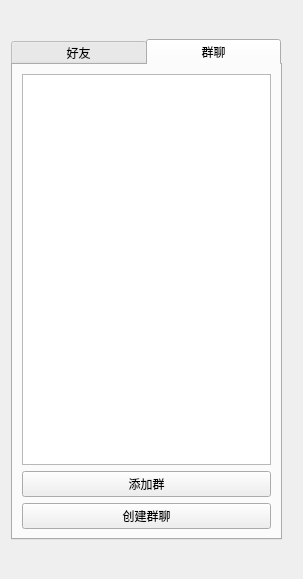
Old version of the form client/chatlist.ui in the repository wineee/simple-chat.
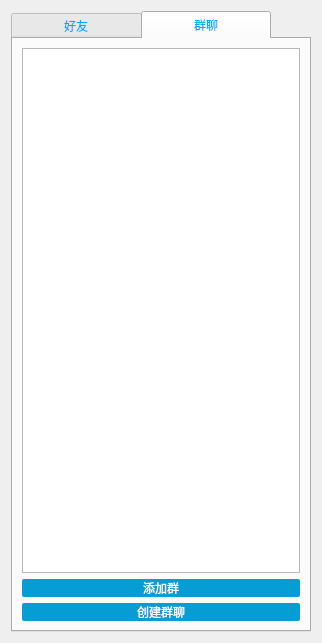
New version of the form. The open tabs and pages were chosen to show the change.

The edit to the form file:
```diff
--- a/client/chatlist.ui
+++ b/client/chatlist.ui
@@ -6,8 +6,8 @@
    <rect>
     <x>0</x>
     <y>0</y>
-    <width>303</width>
-    <height>579</height>
+    <width>300</width>
+    <height>643</height>
    </rect>
   </property>
   <property name="windowTitle">
@@ -16,27 +16,38 @@
   <property name="styleSheet">
    <string notr="true"/>
   </property>
-  <layout class="QVBoxLayout" name="verticalLayout_3">
+  <layout class="QHBoxLayout" name="horizontalLayout">
    <item>
     <widget class="QTabWidget" name="tabWidget">
      <property name="minimumSize">
       <size>
-       <width>271</width>
-       <height>501</height>
+       <width>300</width>
+       <height>500</height>
       </size>
      </property>
      <property name="maximumSize">
       <size>
-       <width>271</width>
-       <height>501</height>
+       <width>5000</width>
+       <height>2333333</height>
       </size>
      </property>
      <property name="styleSheet">
-      <string notr="true">QTabBar::tab{Width :135}</string>
+      <string notr="true">QTabWidget::tab-bar { alignment: center; }
+QTabBar::tab {height: 28px; width:130px ;color:rgb(0, 170, 255);}
+</string>
+     </property>
+     <property name="tabPosition">
+      <enum>QTabWidget::North</enum>
+     </property>
+     <property name="tabShape">
+      <enum>QTabWidget::Rounded</enum>
      </property>
      <property name="currentIndex">
       <number>0</number>
      </property>
+     <property name="elideMode">
+      <enum>Qt::ElideNone</enum>
+     </property>
      <widget class="QWidget" name="tab">
       <attribute name="title">
        <string>好友</string>
@@ -55,6 +66,12 @@
       </layout>
      </widget>
      <widget class="QWidget" name="tab_2">
+      <property name="sizePolicy">
+       <sizepolicy hsizetype="Expanding" vsizetype="Preferred">
+        <horstretch>0</horstretch>
+        <verstretch>0</verstretch>
+       </sizepolicy>
+      </property>
       <attribute name="title">
        <string>群聊</string>
       </attribute>
@@ -64,6 +81,17 @@
        </item>
        <item>
         <widget class="QPushButton" name="addGroupButton">
+         <property name="styleSheet">
+          <string notr="true">QPushButton{ 
+     background-color: rgb(6,157,213); 
+     border: none;
+     border-radius:2px;
+     color:white;
+}
+QPushButton:hover{ 
+     background-color: rgb(75,202,255);
+}</string>
+         </property>
          <property name="text">
           <string>添加群</string>
          </property>
@@ -71,6 +99,17 @@
        </item>
        <item>
         <widget class="QPushButton" name="createGroupButton">
+         <property name="styleSheet">
+          <string notr="true">QPushButton{ 
+     background-color: rgb(6,157,213); 
+     border: none;
+     border-radius:2px;
+     color:white;
+}
+QPushButton:hover{ 
+     background-color: rgb(75,202,255);
+}</string>
+         </property>
          <property name="text">
           <string>创建群聊</string>
          </property>
```
Left out of the diff: 17 changed lines with no effect on the pictures.
